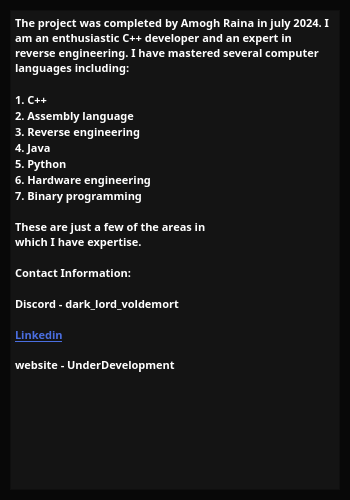
Above: dialog.ui from AmoghRaina/Process-Monitor before the change. Below: the same form after it.
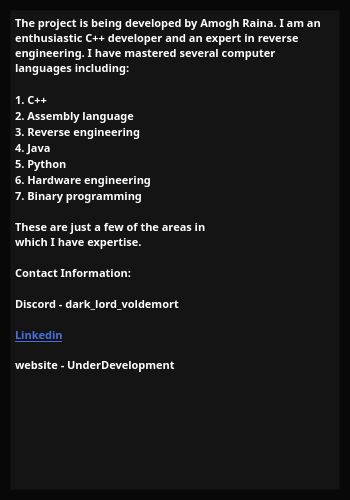
That is the form after the change.

Commit message: Renewed some logic

```diff
--- a/dialog.ui
+++ b/dialog.ui
@@ -43,7 +43,7 @@
 li.unchecked::marker { content: &quot;\2610&quot;; }
 li.checked::marker { content: &quot;\2612&quot;; }
 &lt;/style&gt;&lt;/head&gt;&lt;body style=&quot; font-family:'Unispace'; font-size:7pt; font-weight:700; font-style:normal;&quot;&gt;
-&lt;p style=&quot; margin-top:0px; margin-bottom:0px; margin-left:0px; margin-right:0px; -qt-block-indent:0; text-indent:0px;&quot;&gt;&lt;span style=&quot; font-size:8pt; color:#ffffff; background-color:transparent;&quot;&gt;The project was completed by Amogh Raina in july 2024. I am an enthusiastic C++ developer and an expert in reverse engineering. I have mastered several computer languages including:&lt;/span&gt;&lt;/p&gt;
+&lt;p style=&quot; margin-top:0px; margin-bottom:0px; margin-left:0px; margin-right:0px; -qt-block-indent:0; text-indent:0px;&quot;&gt;&lt;span style=&quot; font-size:8pt; color:#ffffff; background-color:transparent;&quot;&gt;The project is being developed by Amogh Raina. I am an enthusiastic C++ developer and an expert in reverse engineering. I have mastered several computer languages including:&lt;/span&gt;&lt;/p&gt;
 &lt;p style=&quot;-qt-paragraph-type:empty; margin-top:0px; margin-bottom:0px; margin-left:0px; margin-right:0px; -qt-block-indent:0; text-indent:0px; font-size:8pt; color:#ffffff;&quot;&gt;&lt;br /&gt;&lt;/p&gt;
 &lt;p style=&quot; margin-top:0px; margin-bottom:0px; margin-left:0px; margin-right:0px; -qt-block-indent:0; text-indent:0px;&quot;&gt;&lt;span style=&quot; font-size:8pt; color:#ffffff; background-color:transparent;&quot;&gt;1. C++&lt;/span&gt;&lt;/p&gt;
 &lt;p style=&quot; margin-top:0px; margin-bottom:0px; margin-left:0px; margin-right:0px; -qt-block-indent:0; text-indent:0px;&quot;&gt;&lt;span style=&quot; font-size:8pt; color:#ffffff; background-color:transparent;&quot;&gt;2. Assembly language&lt;/span&gt;&lt;/p&gt;
```
The commit also changes 2 other files.
